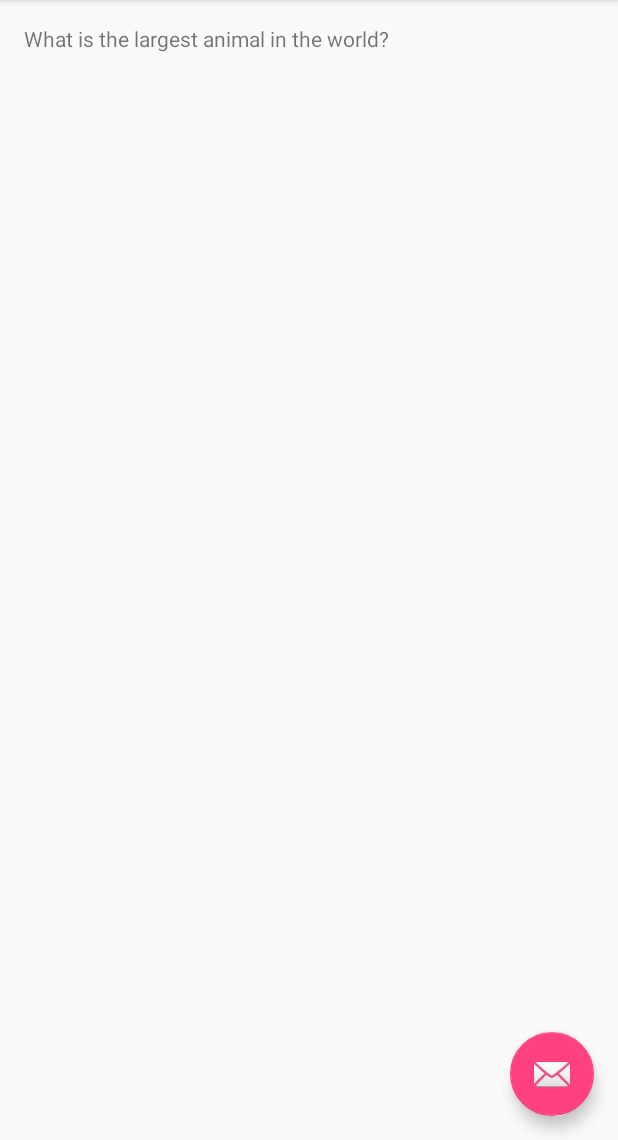
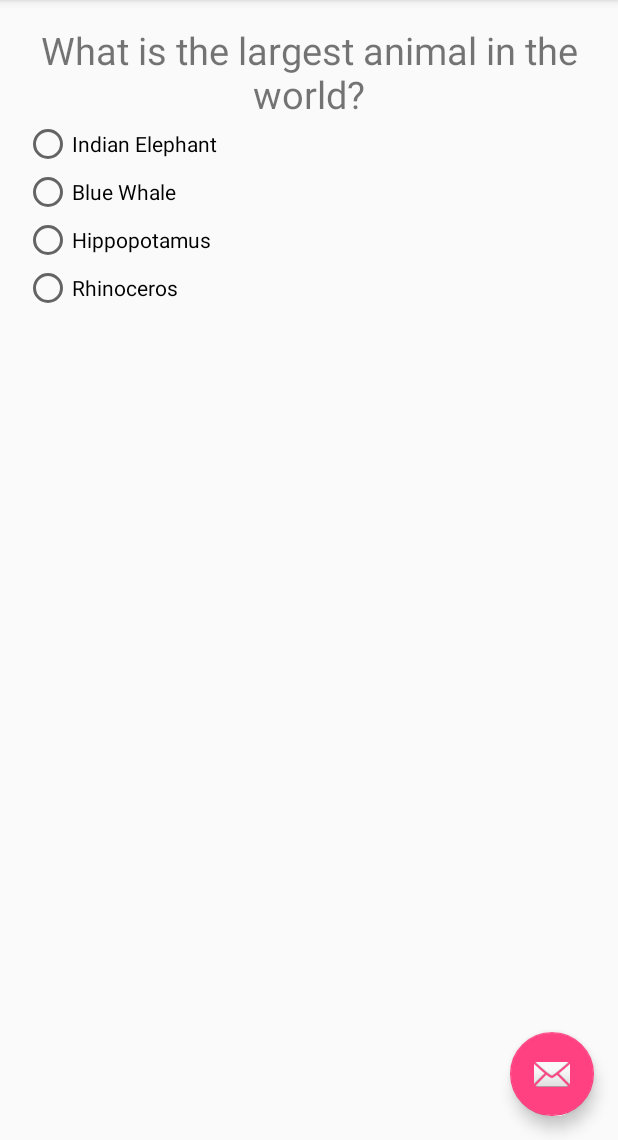
Before and after one commit to coderman202/QuestionTime, an Android app: the screen it shows after launch (MainActivity), on a phone screen of 412 x 824 dp, the part 96-1236 px from its top. Run offline under Robolectric (Android 15) with nearby library versions, the phone set to English and light mode, and no system bars.

Commit message:
Added RadioButtons with options. Added string arrays into res strings.xml with options and answers Added a shuffle method to randomly shuffle through questions and their options

```diff
--- a/app/src/main/java/com/example/android/questiontime/MainActivity.java
+++ b/app/src/main/java/com/example/android/questiontime/MainActivity.java
@@ -1,5 +1,7 @@
 package com.example.android.questiontime;
 
+import android.content.res.Resources;
+import android.content.res.TypedArray;
 import android.os.Bundle;
 import android.support.design.widget.FloatingActionButton;
 import android.support.design.widget.Snackbar;
@@ -14,6 +16,8 @@ import android.view.Menu;
 import android.view.MenuItem;
 import android.view.View;
 import android.view.ViewGroup;
+import android.widget.RadioButton;
+import android.widget.RadioGroup;
 import android.widget.TextView;
 
 import java.util.Random;
@@ -35,7 +39,8 @@ public class MainActivity extends AppCompatActivity {
      */
     private ViewPager mViewPager;
 
-    public static String[] questions;
+    public static String[] questions, answers;
+    public static String[][] options;
 
     @Override
     protected void onCreate(Bundle savedInstanceState) {
@@ -52,14 +57,37 @@ public class MainActivity extends AppCompatActivity {
         mViewPager = (ViewPager) findViewById(R.id.container);
         mViewPager.setAdapter(mSectionsPagerAdapter);
 
-        //Get array of possible questions from resource file and shuffle it randomly
+        //Get arrays of possible questions, answers and options from resource file
         questions = getResources().getStringArray(R.array.questions);
+        answers = getResources().getStringArray(R.array.answers);
+
+        Resources res = getResources();
+        TypedArray ta = res.obtainTypedArray(R.array.options);
+        int n = ta.length();
+        options = new String[n][];
+        for (int i = 0; i < n; ++i) {
+            int id = ta.getResourceId(i, 0);
+            if (id > 0) {
+                options[i] = res.getStringArray(id);
+            } else {
+                // something wrong with the XML
+            }
+        }
+        ta.recycle(); // Important!
         Random rnd = new Random();
         for(int i = questions.length - 1; i > 0; i--){
             int index = rnd.nextInt(i + 1);
-            String str = questions[index];
+            String qs = questions[index];
             questions[index] = questions[i];
-            questions[i] = str;
+            questions[i] = qs;
+
+            String as = answers[index];
+            answers[index] = answers[i];
+            answers[i] = as;
+
+            String[] os = options[index];
+            options[index] = options[i];
+            options[i] = os;
         }
 
 
@@ -127,8 +155,13 @@ public class MainActivity extends AppCompatActivity {
                                  Bundle savedInstanceState) {
             View rootView = inflater.inflate(R.layout.fragment_main, container, false);
             TextView textView = (TextView) rootView.findViewById(R.id.section_label);
+            textView.setText(questions[getArguments().getInt(ARG_SECTION_NUMBER) - 1]);
+            RadioGroup rg = (RadioGroup) rootView.findViewById(R.id.options);
+            for(int i = 0; i < rg.getChildCount(); i++){
+                RadioButton rbn = (RadioButton) rg.getChildAt(i);
+                rbn.setText(options[getArguments().getInt(ARG_SECTION_NUMBER) - 1][i]);
+            }
 
-            textView.setText(questions[getArguments().getInt(ARG_SECTION_NUMBER) - 1]);
             return rootView;
         }
     }
--- a/app/src/main/res/layout/fragment_main.xml
+++ b/app/src/main/res/layout/fragment_main.xml
@@ -8,11 +8,39 @@
     android:paddingTop="@dimen/activity_vertical_margin"
     tools:context="com.example.android.questiontime.MainActivity$PlaceholderFragment">
 
-    <TextView
+    <TextView style="@style/QuestionStyle"
         android:id="@+id/section_label"
         android:layout_width="wrap_content"
         android:layout_height="wrap_content"/>
 
+    <RadioGroup
+        android:id="@+id/options"
+        android:layout_width="wrap_content"
+        android:layout_height="wrap_content"
+        android:layout_below="@+id/section_label">
+
+        <RadioButton
+            android:id="@+id/option1"
+            android:layout_width="wrap_content"
+            android:layout_height="wrap_content" />
+
+        <RadioButton
+            android:id="@+id/option2"
+            android:layout_width="wrap_content"
+            android:layout_height="wrap_content" />
+
+        <RadioButton
+            android:id="@+id/option3"
+            android:layout_width="wrap_content"
+            android:layout_height="wrap_content" />
+
+        <RadioButton
+            android:id="@+id/option4"
+            android:layout_width="wrap_content"
+            android:layout_height="wrap_content" />
+
+    </RadioGroup>
+
 
 
 </RelativeLayout>
--- a/app/src/main/res/values/dimens.xml
+++ b/app/src/main/res/values/dimens.xml
@@ -4,4 +4,6 @@
     <dimen name="activity_vertical_margin">16dp</dimen>
     <dimen name="fab_margin">16dp</dimen>
     <dimen name="appbar_padding_top">8dp</dimen>
+
+    <dimen name="question_text_size">25sp</dimen>
 </resources>
--- a/app/src/main/res/values/strings.xml
+++ b/app/src/main/res/values/strings.xml
@@ -13,8 +13,61 @@
     <string-array name="questions">
         <item>What is the capital of Namibia?</item>
         <item>Who wrote the novel 1984?</item>
-        <item>Who is the president of France?</item>
+        <item>Who is the president of Ireland?</item>
         <item>Which English football team has won the most FA Cup trophies?</item>
         <item>What is the largest animal in the world?</item>
     </string-array>
+
+
+    <string-array name="answers">
+        <item>Windhoek</item>
+        <item>George Orwell</item>
+        <item>Michael D. Higgins</item>
+        <item>Arsenal</item>
+        <item>Blue Whale</item>
+    </string-array>
+
+    <string-array name="answer1_options">
+        <item>Windhoek</item>
+        <item>Namibia City</item>
+        <item>Cairo</item>
+        <item>Addis Ababa</item>
+    </string-array>
+
+    <string-array name="answer2_options">
+        <item>John Steinbeck</item>
+        <item>George Orwell</item>
+        <item>Ernest Hemingway</item>
+        <item>Mark Twain</item>
+    </string-array>
+
+    <string-array name="answer3_options">
+        <item>Mary McAleese</item>
+        <item>David Cameron</item>
+        <item>Mary Robinson</item>
+        <item>Michael D. Higgins</item>
+    </string-array>
+
+    <string-array name="answer4_options">
+        <item>Manchester United</item>
+        <item>Arsenal</item>
+        <item>Liverpool</item>
+        <item>Chelsea</item>
+    </string-array>
+
+    <string-array name="answer5_options">
+        <item>Indian Elephant</item>
+        <item>Blue Whale</item>
+        <item>Hippopotamus</item>
+        <item>Rhinoceros</item>
+    </string-array>
+
+    <array name="options">
+        <item>@array/answer1_options</item>
+        <item>@array/answer2_options</item>
+        <item>@array/answer3_options</item>
+        <item>@array/answer4_options</item>
+        <item>@array/answer5_options</item>
+    </array>
+
 </resources>
--- a/app/src/main/res/values/styles.xml
+++ b/app/src/main/res/values/styles.xml
@@ -17,4 +17,9 @@
 
     <style name="AppTheme.PopupOverlay" parent="ThemeOverlay.AppCompat.Light" />
 
+    <style name="QuestionStyle">
+        <item name="android:textSize">@dimen/question_text_size</item>
+        <item name="android:gravity">center</item>
+    </style>
+
 </resources>
```
